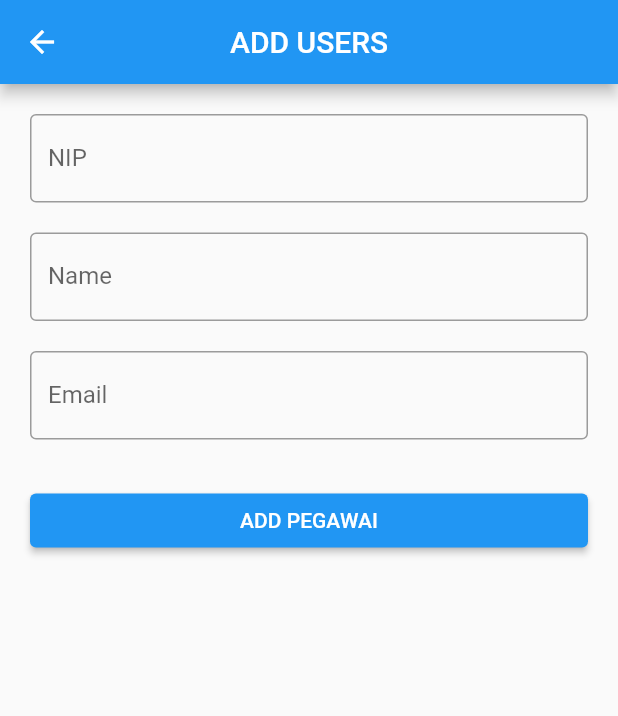
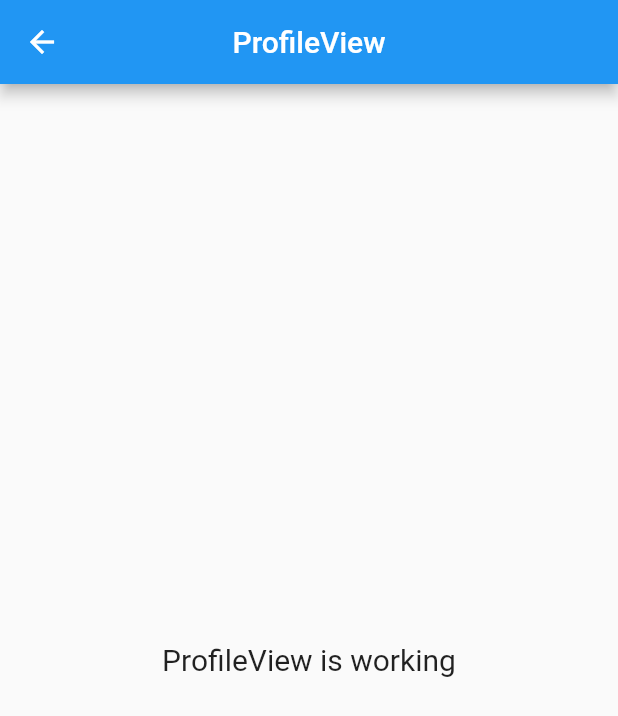
Before and after one commit to asbiqalalawi/presence, a Flutter app: the HomeView screen opened by its route, after a tap on the "person" icon, on a phone screen of 412 x 824 dp. Shown: the top 716 px of the screen. Run offline on Flutter 3.47's test engine with Material 2 defaults, Android fonts, the phone set to English and light mode, and no system bars; our stand-ins replace cloud_firestore, firebase_auth, firebase_core, get; missing offline and left inert: cloud_firestore_web, firebase_auth_web, firebase_core_web, firebase_storage_web; accounts and stored records are empty.

Commit message:
User Roles

```diff
--- a/lib/app/modules/add_users/controllers/add_users_controller.dart
+++ b/lib/app/modules/add_users/controllers/add_users_controller.dart
@@ -36,6 +36,7 @@ class AddUsersController extends GetxController {
             'name': nameC.text,
             'email': emailC.text,
             'uid': uid,
+            'role': 'pegawai',
             'created_at': DateTime.now().toIso8601String(),
           });
 
--- a/lib/app/modules/home/views/home_view.dart
+++ b/lib/app/modules/home/views/home_view.dart
@@ -16,8 +16,26 @@ class HomeView extends GetView<HomeController> {
         centerTitle: true,
         actions: [
           IconButton(
-              onPressed: () => Get.toNamed(Routes.ADD_USERS),
-              icon: const Icon(Icons.person)),
+            onPressed: () => Get.toNamed(Routes.PROFILE),
+            icon: const Icon(Icons.person),
+          )
+          // StreamBuilder<DocumentSnapshot<Map<String, dynamic>>>(
+          //   stream: controller.streamRole(),
+          //   builder: (context, snapshot) {
+          //     if (snapshot.connectionState == ConnectionState.waiting) {
+          //       return const SizedBox();
+          //     }
+          //     String role = snapshot.data!.data()!['role'];
+          //     if (role == 'admin') {
+          //       return IconButton(
+          //         onPressed: () => Get.toNamed(Routes.ADD_USERS),
+          //         icon: const Icon(Icons.person),
+          //       );
+          //     } else {
+          //       return const SizedBox();
+          //     }
+          //   },
+          // ),
         ],
       ),
       body: const Center(
--- /dev/null
+++ b/lib/app/modules/profile/bindings/profile_binding.dart
@@ -0,0 +1,12 @@
+import 'package:get/get.dart';
+
+import '../controllers/profile_controller.dart';
+
+class ProfileBinding extends Bindings {
+  @override
+  void dependencies() {
+    Get.lazyPut<ProfileController>(
+      () => ProfileController(),
+    );
+  }
+}
--- /dev/null
+++ b/lib/app/modules/profile/views/profile_view.dart
@@ -0,0 +1,23 @@
+import 'package:flutter/material.dart';
+
+import 'package:get/get.dart';
+
+import '../controllers/profile_controller.dart';
+
+class ProfileView extends GetView<ProfileController> {
+  @override
+  Widget build(BuildContext context) {
+    return Scaffold(
+      appBar: AppBar(
+        title: Text('ProfileView'),
+        centerTitle: true,
+      ),
+      body: Center(
+        child: Text(
+          'ProfileView is working',
+          style: TextStyle(fontSize: 20),
+        ),
+      ),
+    );
+  }
+}
--- a/lib/app/routes/app_pages.dart
+++ b/lib/app/routes/app_pages.dart
@@ -10,6 +10,8 @@ import '../modules/login/bindings/login_binding.dart';
 import '../modules/login/views/login_view.dart';
 import '../modules/new_password/bindings/new_password_binding.dart';
 import '../modules/new_password/views/new_password_view.dart';
+import '../modules/profile/bindings/profile_binding.dart';
+import '../modules/profile/views/profile_view.dart';
 
 part 'app_routes.dart';
 
@@ -44,5 +46,10 @@ class AppPages {
       page: () => ForgotPasswordView(),
       binding: ForgotPasswordBinding(),
     ),
+    GetPage(
+      name: _Paths.PROFILE,
+      page: () => ProfileView(),
+      binding: ProfileBinding(),
+    ),
   ];
 }
--- a/lib/app/routes/app_routes.dart
+++ b/lib/app/routes/app_routes.dart
@@ -8,6 +8,7 @@ abstract class Routes {
   static const LOGIN = _Paths.LOGIN;
   static const NEW_PASSWORD = _Paths.NEW_PASSWORD;
   static const FORGOT_PASSWORD = _Paths.FORGOT_PASSWORD;
+  static const PROFILE = _Paths.PROFILE;
 }
 
 abstract class _Paths {
@@ -17,4 +18,5 @@ abstract class _Paths {
   static const LOGIN = '/login';
   static const NEW_PASSWORD = '/new-password';
   static const FORGOT_PASSWORD = '/forgot-password';
+  static const PROFILE = '/profile';
 }
```
Also changed, not shown: lib/app/modules/home/controllers/home_controller.dart (+10 -0 lines), lib/app/modules/profile/controllers/profile_controller.dart (added, +20 -0 lines).
